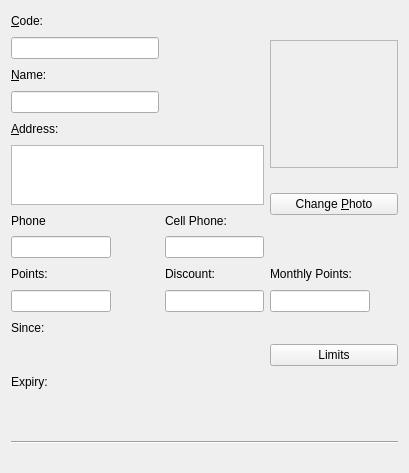
This is squeeze/src/ui/editclient_widget.ui in lastprimenumbers/lemonpos as Qt 5 draws it before an edit. The edited form follows.
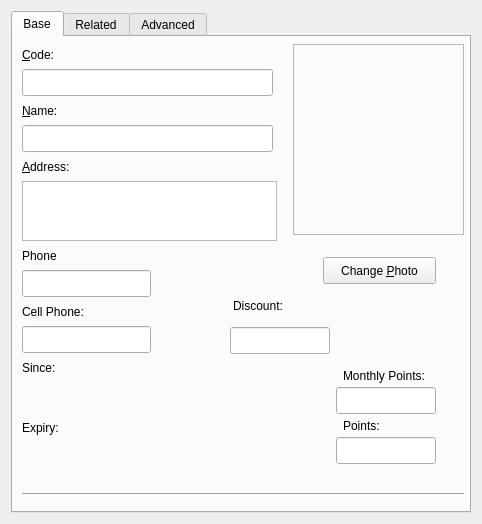
This is the edited form. Custom widgets are drawn as their Qt base class.

What changed in the file:
```diff
--- a/squeeze/src/ui/editclient_widget.ui
+++ b/squeeze/src/ui/editclient_widget.ui
@@ -6,57 +6,51 @@
    <rect>
     <x>0</x>
     <y>0</y>
-    <width>409</width>
-    <height>473</height>
+    <width>482</width>
+    <height>524</height>
    </rect>
   </property>
+  <property name="minimumSize">
+   <size>
+    <width>480</width>
+    <height>520</height>
+   </size>
+  </property>
   <property name="windowTitle">
    <string>Form</string>
   </property>
   <layout class="QGridLayout" name="gridLayout">
    <item row="0" column="0">
-    <widget class="QLabel" name="label_14">
-     <property name="text">
-      <string>&amp;Code:</string>
+    <widget class="QTabWidget" name="tabWidget">
+     <property name="currentIndex">
+      <number>0</number>
      </property>
-     <property name="buddy">
-      <cstring>editClientCode</cstring>
-     </property>
-    </widget>
-   </item>
-   <item row="1" column="0" colspan="2">
-    <widget class="MibitLineEdit" name="editClientCode"/>
-   </item>
-   <item row="1" column="3" rowspan="5">
-    <widget class="QLabel" name="labelClientPhoto">
-     <property name="sizePolicy">
-      <sizepolicy hsizetype="Maximum" vsizetype="Maximum">
-       <horstretch>0</horstretch>
-       <verstretch>0</verstretch>
-      </sizepolicy>
-     </property>
-     <property name="minimumSize">
-      <size>
-       <width>128</width>
-       <height>128</height>
-      </size>
-     </property>
-     <property name="frameShape">
-      <enum>QFrame::StyledPanel</enum>
-     </property>
-     <property name="frameShadow">
-      <enum>QFrame::Sunken</enum>
-     </property>
-     <property name="text">
-      <string/>
-     </property>
-     <property name="alignment">
-      <set>Qt::AlignCenter</set>
-     </property>
-    </widget>
-   </item>
-   <item row="2" column="0">
+     <widget class="QWidget" name="basePage">
+      <property name="enabled">
+       <bool>true</bool>
+      </property>
+      <attribute name="title">
+       <string>Base</string>
+      </attribute>
+      <widget class="MibitLineEdit" name="editClientCode">
+       <property name="geometry">
+        <rect>
+         <x>9</x>
+         <y>32</y>
+         <width>251</width>
+         <height>27</height>
+        </rect>
+       </property>
+      </widget>
     <widget class="QLabel" name="label_4">
+       <property name="geometry">
+        <rect>
+         <x>9</x>
+         <y>65</y>
+         <width>43</width>
+         <height>17</height>
+        </rect>
+       </property>
      <property name="text">
       <string>&amp;Name:</string>
      </property>
@@ -64,12 +58,72 @@
       <cstring>editClientName</cstring>
      </property>
     </widget>
-   </item>
-   <item row="3" column="0" colspan="2">
-    <widget class="MibitLineEdit" name="editClientName"/>
-   </item>
-   <item row="4" column="0">
+      <widget class="QLabel" name="labelClientPhoto">
+       <property name="geometry">
+        <rect>
+         <x>280</x>
+         <y>7</y>
+         <width>171</width>
+         <height>191</height>
+        </rect>
+       </property>
+       <property name="sizePolicy">
+        <sizepolicy hsizetype="Maximum" vsizetype="Maximum">
+         <horstretch>0</horstretch>
+         <verstretch>0</verstretch>
+        </sizepolicy>
+       </property>
+       <property name="minimumSize">
+        <size>
+         <width>128</width>
+         <height>128</height>
+        </size>
+       </property>
+       <property name="frameShape">
+        <enum>QFrame::StyledPanel</enum>
+       </property>
+       <property name="frameShadow">
+        <enum>QFrame::Sunken</enum>
+       </property>
+       <property name="text">
+        <string/>
+       </property>
+       <property name="alignment">
+        <set>Qt::AlignCenter</set>
+       </property>
+      </widget>
+      <widget class="QPushButton" name="btnChangeClientPhoto">
+       <property name="geometry">
+        <rect>
+         <x>310</x>
+         <y>220</y>
+         <width>113</width>
+         <height>27</height>
+        </rect>
+       </property>
+       <property name="text">
+        <string>Change &amp;Photo</string>
+       </property>
+      </widget>
+      <widget class="MibitLineEdit" name="editClientName">
+       <property name="geometry">
+        <rect>
+         <x>9</x>
+         <y>88</y>
+         <width>251</width>
+         <height>27</height>
+        </rect>
+       </property>
+      </widget>
     <widget class="QLabel" name="label_16">
+       <property name="geometry">
+        <rect>
+         <x>9</x>
+         <y>121</y>
+         <width>58</width>
+         <height>17</height>
+        </rect>
+       </property>
      <property name="text">
       <string>&amp;Address:</string>
      </property>
@@ -77,9 +131,15 @@
       <cstring>editClientAddress</cstring>
      </property>
     </widget>
-   </item>
-   <item row="5" column="0" rowspan="2" colspan="3">
     <widget class="QTextEdit" name="editClientAddress">
+       <property name="geometry">
+        <rect>
+         <x>9</x>
+         <y>144</y>
+         <width>255</width>
+         <height>60</height>
+        </rect>
+       </property>
      <property name="maximumSize">
       <size>
        <width>16777215</width>
@@ -93,16 +153,28 @@
       <bool>false</bool>
      </property>
     </widget>
-   </item>
-   <item row="6" column="3" rowspan="2">
-    <widget class="QPushButton" name="btnChangeClientPhoto">
+      <widget class="QLabel" name="label_6">
+       <property name="geometry">
+        <rect>
+         <x>9</x>
+         <y>382</y>
+         <width>45</width>
+         <height>17</height>
+        </rect>
+       </property>
      <property name="text">
-      <string>Change &amp;Photo</string>
-     </property>
-    </widget>
-   </item>
-   <item row="7" column="0">
+        <string>Expiry:</string>
+       </property>
+      </widget>
     <widget class="QLabel" name="label_17">
+       <property name="geometry">
+        <rect>
+         <x>9</x>
+         <y>210</y>
+         <width>44</width>
+         <height>17</height>
+        </rect>
+       </property>
      <property name="text">
       <string>Phone</string>
      </property>
@@ -110,9 +182,15 @@
       <cstring>editClientPhone</cstring>
      </property>
     </widget>
-   </item>
-   <item row="7" column="2">
     <widget class="QLabel" name="label_18">
+       <property name="geometry">
+        <rect>
+         <x>9</x>
+         <y>266</y>
+         <width>75</width>
+         <height>17</height>
+        </rect>
+       </property>
      <property name="text">
       <string>Cell Phone:</string>
      </property>
@@ -120,9 +198,15 @@
       <cstring>editClientCell</cstring>
      </property>
     </widget>
-   </item>
-   <item row="8" column="0" colspan="2">
     <widget class="MibitLineEdit" name="editClientPhone">
+       <property name="geometry">
+        <rect>
+         <x>9</x>
+         <y>233</y>
+         <width>129</width>
+         <height>27</height>
+        </rect>
+       </property>
      <property name="minimumSize">
       <size>
        <width>94</width>
@@ -131,45 +215,62 @@
      </property>
      <property name="maximumSize">
       <size>
-       <width>100</width>
+         <width>200</width>
        <height>16777215</height>
       </size>
      </property>
     </widget>
-   </item>
-   <item row="8" column="2">
     <widget class="MibitLineEdit" name="editClientCell">
+       <property name="geometry">
+        <rect>
+         <x>9</x>
+         <y>289</y>
+         <width>129</width>
+         <height>27</height>
+        </rect>
+       </property>
      <property name="maximumSize">
       <size>
-       <width>100</width>
+         <width>200</width>
        <height>16777215</height>
       </size>
      </property>
     </widget>
-   </item>
-   <item row="9" column="0">
     <widget class="QLabel" name="label">
+       <property name="geometry">
+        <rect>
+         <x>330</x>
+         <y>380</y>
+         <width>46</width>
+         <height>17</height>
+        </rect>
+       </property>
      <property name="text">
       <string>Points:</string>
      </property>
     </widget>
-   </item>
-   <item row="9" column="2">
     <widget class="QLabel" name="label_2">
+       <property name="geometry">
+        <rect>
+         <x>220</x>
+         <y>260</y>
+         <width>63</width>
+         <height>17</height>
+        </rect>
+       </property>
      <property name="text">
       <string>Discount:</string>
      </property>
     </widget>
-   </item>
-   <item row="9" column="3">
-    <widget class="QLabel" name="label_5">
-     <property name="text">
-      <string>Monthly Points:</string>
-     </property>
-    </widget>
-   </item>
-   <item row="10" column="0" colspan="2">
     <widget class="MibitLineEdit" name="editClientPoints">
+       <property name="geometry">
+        <rect>
+         <x>323</x>
+         <y>400</y>
+         <width>100</width>
+         <height>27</height>
+        </rect>
+       </property>
      <property name="minimumSize">
       <size>
        <width>94</width>
@@ -183,19 +284,15 @@
       </size>
      </property>
     </widget>
-   </item>
-   <item row="10" column="2">
     <widget class="MibitLineEdit" name="editClientDiscount">
-     <property name="maximumSize">
-      <size>
+       <property name="geometry">
+        <rect>
+         <x>217</x>
+         <y>290</y>
        <width>100</width>
-       <height>16777215</height>
-      </size>
-     </property>
-    </widget>
-   </item>
-   <item row="10" column="3">
-    <widget class="MibitLineEdit" name="editMonthlyPoints">
+         <height>27</height>
+        </rect>
+       </property>
      <property name="maximumSize">
       <size>
        <width>100</width>
@@ -203,56 +300,237 @@
       </size>
      </property>
     </widget>
-   </item>
-   <item row="11" column="0">
     <widget class="QLabel" name="label_3">
+       <property name="geometry">
+        <rect>
+         <x>9</x>
+         <y>322</y>
+         <width>39</width>
+         <height>17</height>
+        </rect>
+       </property>
      <property name="text">
       <string>Since:</string>
      </property>
     </widget>
-   </item>
-   <item row="12" column="0" colspan="3">
-    <widget class="KDateWidget" name="sinceDatePicker"/>
-   </item>
-   <item row="12" column="3">
-    <widget class="QPushButton" name="editClientLimits">
-     <property name="text">
-      <string>Limits</string>
-     </property>
-    </widget>
-   </item>
-   <item row="13" column="0">
-    <widget class="QLabel" name="label_6">
-     <property name="text">
-      <string>Expiry:</string>
-     </property>
-    </widget>
-   </item>
-   <item row="14" column="0" colspan="3">
-    <widget class="KDateWidget" name="expiryDatePicker"/>
-   </item>
-   <item row="15" column="0" rowspan="2" colspan="4">
+      <widget class="KDateWidget" name="sinceDatePicker">
+       <property name="geometry">
+        <rect>
+         <x>9</x>
+         <y>345</y>
+         <width>246</width>
+         <height>27</height>
+        </rect>
+       </property>
+      </widget>
+      <widget class="KDateWidget" name="expiryDatePicker">
+       <property name="geometry">
+        <rect>
+         <x>9</x>
+         <y>405</y>
+         <width>246</width>
+         <height>27</height>
+        </rect>
+       </property>
+      </widget>
     <widget class="Line" name="line">
+       <property name="geometry">
+        <rect>
+         <x>9</x>
+         <y>449</y>
+         <width>442</width>
+         <height>16</height>
+        </rect>
+       </property>
      <property name="orientation">
       <enum>Qt::Horizontal</enum>
      </property>
     </widget>
-   </item>
-   <item row="16" column="1">
-    <spacer name="verticalSpacer">
-     <property name="orientation">
-      <enum>Qt::Vertical</enum>
-     </property>
-     <property name="sizeType">
-      <enum>QSizePolicy::Minimum</enum>
-     </property>
-     <property name="sizeHint" stdset="0">
+      <widget class="MibitLineEdit" name="editMonthlyPoints">
+       <property name="geometry">
+        <rect>
+         <x>323</x>
+         <y>350</y>
+         <width>100</width>
+         <height>27</height>
+        </rect>
+       </property>
+       <property name="maximumSize">
+        <size>
+         <width>100</width>
+         <height>16777215</height>
+        </size>
+       </property>
+      </widget>
+      <widget class="QLabel" name="label_14">
+       <property name="geometry">
+        <rect>
+         <x>9</x>
+         <y>9</y>
+         <width>39</width>
+         <height>17</height>
+        </rect>
+       </property>
+       <property name="text">
+        <string>&amp;Code:</string>
+       </property>
+       <property name="buddy">
+        <cstring>editClientCode</cstring>
+       </property>
+      </widget>
+      <widget class="QLabel" name="label_5">
+       <property name="geometry">
+        <rect>
+         <x>330</x>
+         <y>330</y>
+         <width>105</width>
+         <height>17</height>
+        </rect>
+       </property>
+       <property name="text">
+        <string>Monthly Points:</string>
+       </property>
+      </widget>
+     </widget>
+     <widget class="QWidget" name="relatedPage">
+      <attribute name="title">
+       <string>Related</string>
+      </attribute>
+      <widget class="MibitLineEdit" name="editParentClient">
+       <property name="geometry">
+        <rect>
+         <x>10</x>
+         <y>30</y>
+         <width>191</width>
+         <height>27</height>
+        </rect>
+       </property>
+       <property name="maximumSize">
       <size>
-       <width>20</width>
-       <height>5</height>
-      </size>
-     </property>
-    </spacer>
+         <width>200</width>
+         <height>16777215</height>
+        </size>
+       </property>
+       <property name="toolTip">
+        <string>&lt;html&gt;&lt;head/&gt;&lt;body&gt;&lt;p&gt;Specifica il codice di un cliente da cui questo cliente attingerà i punti. &lt;/p&gt;&lt;p&gt;&amp;lt;br&amp;gt;&lt;/p&gt;&lt;p&gt;Se il cliente pagante è definito, i punti verranno sottratti a lui anzichè al cliente la cui tessera venga riconosciuta in cassa.&lt;/p&gt;&lt;/body&gt;&lt;/html&gt;</string>
+       </property>
+      </widget>
+      <widget class="QLabel" name="label_7">
+       <property name="geometry">
+        <rect>
+         <x>10</x>
+         <y>10</y>
+         <width>91</width>
+         <height>17</height>
+        </rect>
+       </property>
+       <property name="text">
+        <string>Paying Client:</string>
+       </property>
+      </widget>
+      <widget class="QLabel" name="label_8">
+       <property name="geometry">
+        <rect>
+         <x>130</x>
+         <y>120</y>
+         <width>201</width>
+         <height>27</height>
+        </rect>
+       </property>
+       <property name="text">
+        <string>This Client Pays Also For:</string>
+       </property>
+      </widget>
+      <widget class="QToolButton" name="searchClientButton">
+       <property name="geometry">
+        <rect>
+         <x>210</x>
+         <y>30</y>
+         <width>23</width>
+         <height>25</height>
+        </rect>
+       </property>
+       <property name="text">
+        <string>...</string>
+       </property>
+      </widget>
+      <widget class="QPushButton" name="viewClientButton">
+       <property name="geometry">
+        <rect>
+         <x>240</x>
+         <y>30</y>
+         <width>71</width>
+         <height>27</height>
+        </rect>
+       </property>
+       <property name="text">
+        <string>View</string>
+       </property>
+      </widget>
+      <widget class="QLabel" name="parentClientPhoto">
+       <property name="geometry">
+        <rect>
+         <x>320</x>
+         <y>10</y>
+         <width>128</width>
+         <height>128</height>
+        </rect>
+       </property>
+       <property name="sizePolicy">
+        <sizepolicy hsizetype="Maximum" vsizetype="Maximum">
+         <horstretch>0</horstretch>
+         <verstretch>0</verstretch>
+        </sizepolicy>
+       </property>
+       <property name="minimumSize">
+        <size>
+         <width>128</width>
+         <height>128</height>
+        </size>
+       </property>
+       <property name="frameShape">
+        <enum>QFrame::StyledPanel</enum>
+       </property>
+       <property name="frameShadow">
+        <enum>QFrame::Sunken</enum>
+       </property>
+       <property name="text">
+        <string/>
+       </property>
+       <property name="alignment">
+        <set>Qt::AlignCenter</set>
+       </property>
+      </widget>
+      <widget class="QLabel" name="parentClientLabel">
+       <property name="geometry">
+        <rect>
+         <x>40</x>
+         <y>60</y>
+         <width>141</width>
+         <height>17</height>
+        </rect>
+       </property>
+       <property name="text">
+        <string>Paying Client Name</string>
+       </property>
+      </widget>
+      <widget class="QTableWidget" name="childrenTable">
+       <property name="geometry">
+        <rect>
+         <x>10</x>
+         <y>150</y>
+         <width>431</width>
+         <height>311</height>
+        </rect>
+       </property>
+      </widget>
+     </widget>
+     <widget class="QWidget" name="advancedPage">
+      <attribute name="title">
+       <string>Advanced</string>
+      </attribute>
+     </widget>
+    </widget>
    </item>
   </layout>
  </widget>
```
Left out of the diff: 11 changed lines with no effect on the pictures. Lines whose indentation alone changed are shown as unchanged.
